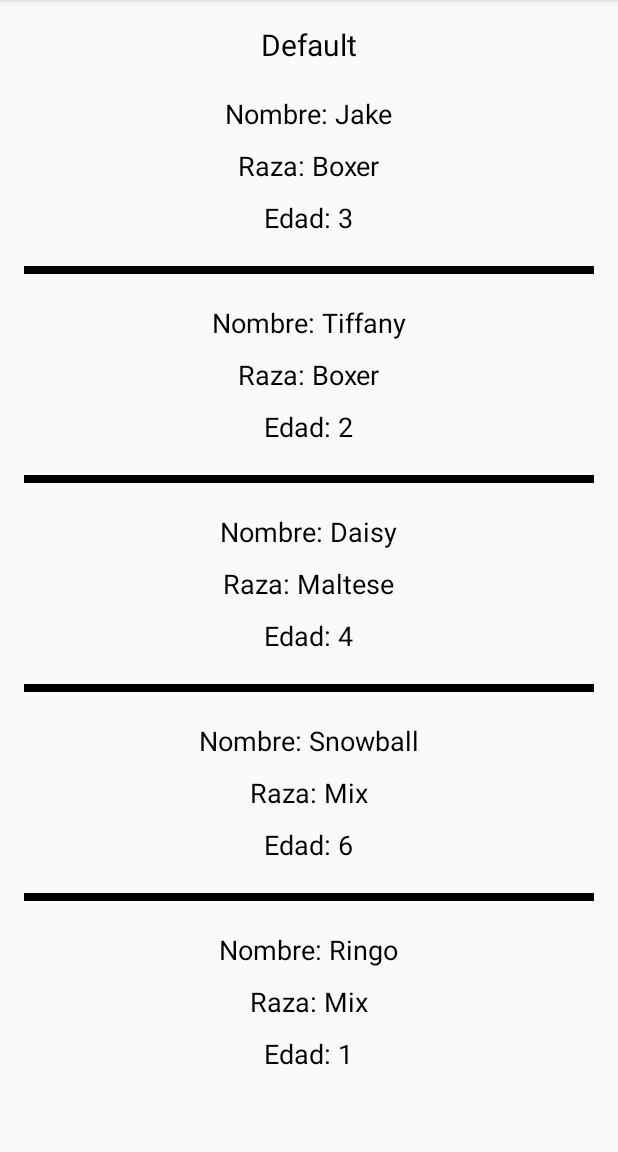
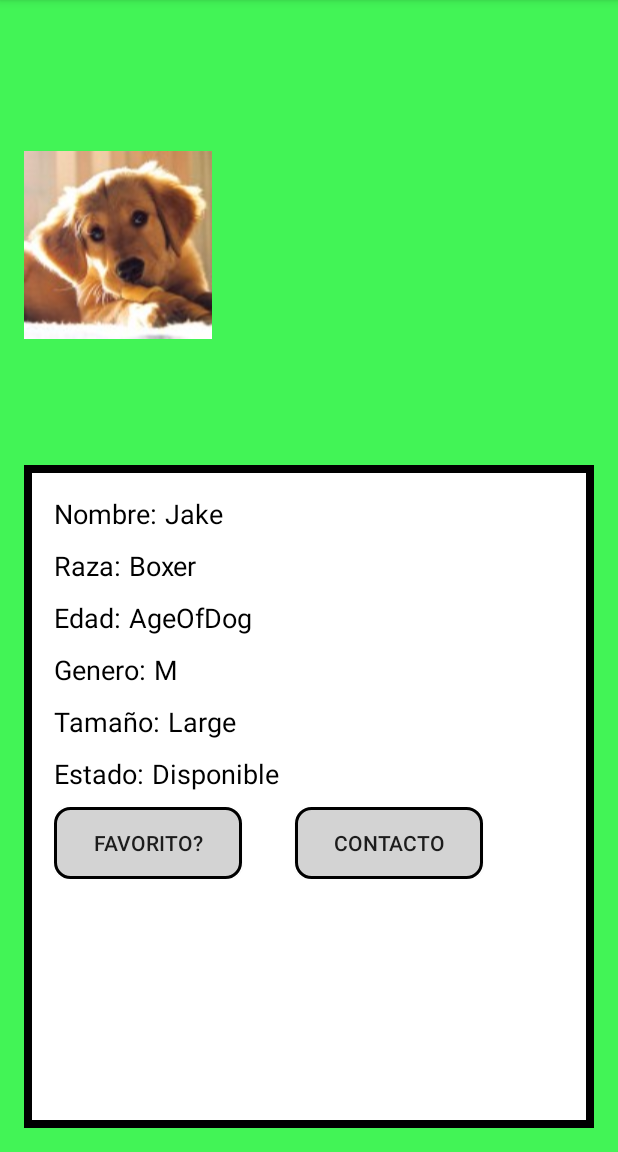
Before and after one commit to isil-pe/AM1-20162-Proyecto-AdopcionDePerros-, an Android app: the ListaPerroActivity screen opened directly, with no data from a screen before it, after a tap on an icon or button, on a phone screen of 412 x 824 dp, the part 84-1236 px from its top. Run offline under Robolectric (Android 15) with nearby library versions, the phone set to English and light mode, and no system bars; 1 statement that could not run was skipped.

Commit message:
added listaPerroActivity, Contact Activity and PerroDetalle Activity. Changed entity files to better manage entities

```diff
--- a/AdopcionDePerros/app/src/main/AndroidManifest.xml
+++ b/AdopcionDePerros/app/src/main/AndroidManifest.xml
@@ -20,7 +20,9 @@
         <activity android:name=".LoginActivity" />
         <activity android:name=".RegistrarActivity" />
         <activity android:name=".PrincipalActivity" />
-        <activity android:name=".ListaPerroActivity"></activity>
+        <activity android:name=".ListaPerroActivity" />
+        <activity android:name=".PerroDetalleActivity" />
+        <activity android:name=".ContactActivity"></activity>
     </application>
 
 </manifest>
--- a/AdopcionDePerros/app/src/main/java/com/example/dvasq/adopciondeperros/ListaPerroActivity.java
+++ b/AdopcionDePerros/app/src/main/java/com/example/dvasq/adopciondeperros/ListaPerroActivity.java
@@ -1,5 +1,6 @@
 package com.example.dvasq.adopciondeperros;
 
+import android.content.Intent;
 import android.support.v7.app.AppCompatActivity;
 import android.os.Bundle;
 import android.view.View;
@@ -65,6 +66,11 @@ public class ListaPerroActivity extends AppCompatActivity {
     }
 
     private void gotoPerroDetail(PerroEntity perroEntity){
+        Bundle bundle = new Bundle();
+        bundle.putSerializable("Perro",perroEntity);
 
+        Intent intent = new Intent(this,PerroDetalleActivity.class);
+        intent.putExtras(bundle);
+        startActivity(intent);
     }
 }
--- /dev/null
+++ b/AdopcionDePerros/app/src/main/java/com/example/dvasq/adopciondeperros/PerroDetalleActivity.java
@@ -0,0 +1,86 @@
+package com.example.dvasq.adopciondeperros;
+
+import android.content.Intent;
+import android.support.v7.app.AppCompatActivity;
+import android.os.Bundle;
+import android.view.View;
+import android.widget.Button;
+import android.widget.TextView;
+
+import com.example.dvasq.adopciondeperros.model.PerroEntity;
+import com.example.dvasq.adopciondeperros.model.UsuarioEntity;
+
+public class PerroDetalleActivity extends AppCompatActivity {
+    Button btnFav, btnContact;
+    TextView tviDeNom, tviDeEdad, tviDeRaza, tviDeEstado,tviDeTama, tviDeGenero;
+
+    PerroEntity perroEntity;
+    UsuarioEntity usuarioEntity;
+    PerroApplication perroApplication;
+
+    @Override
+    protected void onCreate(Bundle savedInstanceState) {
+        super.onCreate(savedInstanceState);
+        setContentView(R.layout.activity_perro_detalle);
+
+        extras();
+        app();
+    }
+
+    private void app(){
+        ui();
+
+        if(perroEntity!=null){
+            tviDeNom.setText(perroEntity.getName());
+            tviDeEdad.setText(perroEntity.getAge());
+            tviDeRaza.setText(perroEntity.getRace());
+            tviDeEstado.setText(perroEntity.getEstado());
+            tviDeTama.setText(perroEntity.getSize());
+            tviDeGenero.setText(perroEntity.getGender());
+        }
+        perroApplication=(PerroApplication)getApplication();
+
+        btnFav.setOnClickListener(new View.OnClickListener() {
+            @Override
+            public void onClick(View v) {
+                //implementar funcionamiento de favoritos
+            }
+        });
+
+        btnContact.setOnClickListener(new View.OnClickListener() {
+            @Override
+            public void onClick(View v) {
+                usuarioEntity = perroApplication.findUserbyId(perroEntity.getIdUsuario());
+                gotoContact(usuarioEntity);
+            }
+        });
+    }
+
+    private void ui(){
+        tviDeNom = (TextView)findViewById(R.id.tviDetalleNombre);
+        tviDeEdad = (TextView)findViewById(R.id.tviDetalleEdad);
+        tviDeRaza = (TextView)findViewById(R.id.tviDetalleRace);
+        tviDeEstado = (TextView)findViewById(R.id.tviDetalleEstado);
+        tviDeTama = (TextView)findViewById(R.id.tviDetalleTama);
+        tviDeGenero = (TextView)findViewById(R.id.tviDetalleGenero);
+
+        btnFav = (Button)findViewById(R.id.btnFav);
+        btnContact = (Button)findViewById(R.id.btnContact);
+    }
+
+    private void extras(){
+        Bundle bundle = getIntent().getExtras();
+        if(bundle!=null) {
+            perroEntity = (PerroEntity) bundle.getSerializable("Perro");
+        }
+    }
+
+    private void gotoContact(UsuarioEntity usuarioEntity){
+        Bundle bundle = new Bundle();
+        bundle.putSerializable("User", usuarioEntity);
+
+        Intent intent = new Intent(this, ContactActivity.class);
+        intent.putExtras(bundle);
+        startActivity(intent);
+    }
+}
--- /dev/null
+++ b/AdopcionDePerros/app/src/main/res/layout/activity_perro_detalle.xml
@@ -0,0 +1,172 @@
+<?xml version="1.0" encoding="utf-8"?>
+<LinearLayout xmlns:android="http://schemas.android.com/apk/res/android"
+    xmlns:tools="http://schemas.android.com/tools"
+    android:layout_width="match_parent"
+    android:layout_height="match_parent"
+    android:orientation="vertical"
+    android:padding="16dp"
+    tools:context="com.example.dvasq.adopciondeperros.PerroDetalleActivity"
+    android:background="@color/grassgreen">
+
+    <ImageView
+        android:layout_width="wrap_content"
+        android:layout_height="0dp"
+        android:layout_weight=".4"
+        android:src="@drawable/pup1"
+        android:id="@+id/iviDePerro"/>
+
+    <LinearLayout
+        android:layout_width="match_parent"
+        android:layout_height="0dp"
+        android:layout_weight=".6"
+        android:orientation="vertical"
+        android:background="@drawable/white_border_rec"
+        android:padding="20dp">
+
+        <LinearLayout
+            android:layout_width="match_parent"
+            android:layout_height="wrap_content"
+            android:orientation="horizontal">
+            <TextView
+                android:layout_width="wrap_content"
+                android:layout_height="wrap_content"
+                android:text="@string/nombre"
+                android:textSize="18sp"
+                android:textColor="@color/black"/>
+            <TextView
+                android:layout_width="wrap_content"
+                android:layout_height="wrap_content"
+                android:layout_marginLeft="5dp"
+                android:text="@string/nameofdog"
+                android:textSize="18sp"
+                android:textColor="@color/black"
+                android:id="@+id/tviDetalleNombre"/>
+        </LinearLayout>
+
+        <LinearLayout
+            android:layout_width="match_parent"
+            android:layout_height="wrap_content"
+            android:orientation="horizontal"
+            android:layout_marginTop="10dp">
+            <TextView
+                android:layout_width="wrap_content"
+                android:layout_height="wrap_content"
+                android:text="@string/race"
+                android:textSize="18sp"
+                android:textColor="@color/black"/>
+            <TextView
+                android:layout_width="wrap_content"
+                android:layout_height="wrap_content"
+                android:layout_marginLeft="5dp"
+                android:text="@string/raceofdog"
+                android:textSize="18sp"
+                android:textColor="@color/black"
+                android:id="@+id/tviDetalleRace"/>
+        </LinearLayout>
+
+        <LinearLayout
+            android:layout_width="match_parent"
+            android:layout_height="wrap_content"
+            android:orientation="horizontal"
+            android:layout_marginTop="10dp">
+            <TextView
+                android:layout_width="wrap_content"
+                android:layout_height="wrap_content"
+                android:text="@string/age"
+                android:textSize="18sp"
+                android:textColor="@color/black"/>
+            <TextView
+                android:layout_width="wrap_content"
+                android:layout_height="wrap_content"
+                android:layout_marginLeft="5dp"
+                android:text="@string/ageofdog"
+                android:textSize="18sp"
+                android:textColor="@color/black"
+                android:id="@+id/tviDetalleEdad"/>
+        </LinearLayout>
+
+        <LinearLayout
+            android:layout_width="match_parent"
+            android:layout_height="wrap_content"
+            android:orientation="horizontal"
+            android:layout_marginTop="10dp">
+            <TextView
+                android:layout_width="wrap_content"
+                android:layout_height="wrap_content"
+                android:text="@string/gender"
+                android:textSize="18sp"
+                android:textColor="@color/black"/>
+            <TextView
+                android:layout_width="wrap_content"
+                android:layout_height="wrap_content"
+                android:layout_marginLeft="5dp"
+                android:text="@string/genderOfDog"
+                android:textSize="18sp"
+                android:textColor="@color/black"
+                android:id="@+id/tviDetalleGenero"/>
+        </LinearLayout>
+
+        <LinearLayout
+            android:layout_width="match_parent"
+            android:layout_height="wrap_content"
+            android:orientation="horizontal"
+            android:layout_marginTop="10dp">
+            <TextView
+                android:layout_width="wrap_content"
+                android:layout_height="wrap_content"
+                android:text="@string/size"
+                android:textSize="18sp"
+                android:textColor="@color/black"/>
+            <TextView
+                android:layout_width="wrap_content"
+                android:layout_height="wrap_content"
+                android:layout_marginLeft="5dp"
+                android:text="@string/sizeOfDog"
+                android:textSize="18sp"
+                android:textColor="@color/black"
+                android:id="@+id/tviDetalleTama"/>
+        </LinearLayout>
+
+        <LinearLayout
+            android:layout_width="match_parent"
+            android:layout_height="wrap_content"
+            android:orientation="horizontal"
+            android:layout_marginTop="10dp">
+            <TextView
+                android:layout_width="wrap_content"
+                android:layout_height="wrap_content"
+                android:text="@string/state"
+                android:textSize="18sp"
+                android:textColor="@color/black"/>
+            <TextView
+                android:layout_width="wrap_content"
+                android:layout_height="wrap_content"
+                android:layout_marginLeft="5dp"
+                android:text="@string/stateOfDog"
+                android:textSize="18sp"
+                android:textColor="@color/black"
+                android:id="@+id/tviDetalleEstado"/>
+        </LinearLayout>
+
+        <LinearLayout
+            android:layout_width="match_parent"
+            android:layout_height="wrap_content"
+            android:orientation="horizontal"
+            android:layout_marginTop="10dp">
+            <Button
+                android:layout_width="125dp"
+                android:layout_height="wrap_content"
+                android:text="@string/favortie"
+                android:background="@drawable/button_shape"
+                android:id="@+id/btnFav"/>
+
+            <Button
+                android:layout_width="125dp"
+                android:layout_height="wrap_content"
+                android:text="@string/contact"
+                android:background="@drawable/button_shape"
+                android:layout_marginLeft="35dp"
+                android:id="@+id/btnContact"/>
+        </LinearLayout>
+    </LinearLayout>
+</LinearLayout>
--- a/AdopcionDePerros/app/src/main/res/layout/row_pet.xml
+++ b/AdopcionDePerros/app/src/main/res/layout/row_pet.xml
@@ -3,9 +3,11 @@
     android:orientation="horizontal" android:layout_width="match_parent"
     android:layout_height="match_parent">
 
-    <!--<ImageView
+    <ImageView
         android:layout_width="125dp"
-        android:layout_height="125dp" /> -->
+        android:layout_height="125dp"
+        android:src="@drawable/pup1"
+        android:id="@+id/iviPerro"/>
     <LinearLayout
         android:layout_width="match_parent"
         android:layout_height="wrap_content"
--- a/AdopcionDePerros/app/src/main/res/values/strings.xml
+++ b/AdopcionDePerros/app/src/main/res/values/strings.xml
@@ -2,15 +2,17 @@
     <string name="app_name">AdopcionDePerros</string>
     <string name="Bien">Bienvenidos</string>
     <string name="registrar">Registrar</string>
-    <string name="nombre">Nombre</string>
+    <string name="nombre">Nombre:</string>
     <string name="apellidos">Apellidos</string>
-    <string name="tele">Telefono</string>
-    <string name="email">Email</string>
+    <string name="tele">Telefono:</string>
+    <string name="email">Email:</string>
     <string name="pass">Contraseña</string>
     <string name="confirm">Confirmar Contraseña</string>
     <string name="guardar">Guardar</string>
     <string name="lista">Lista de Perros</string>
     <string name="fav">Favoritos</string>
+    <string name="favortie">Favorito?</string>
+    <string name="contact">Contacto</string>
     <string name="poner">Poner en adopcion</string>
     <string name="salir">Salir</string>
     <string name="nameofdog">NameOfDog</string>
@@ -18,4 +20,12 @@
     <string name="ageofdog">AgeOfDog</string>
     <string name="user">Username</string>
     <string name="def">Default</string>
+    <string name="race">Raza:</string>
+    <string name="age">Edad:</string>
+    <string name="gender">Genero:</string>
+    <string name="size">Tamaño:</string>
+    <string name="state">Estado:</string>
+    <string name="stateOfDog">Estado de perro</string>
+    <string name="sizeOfDog">Size of Dog</string>
+    <string name="genderOfDog">Dog's gender</string>
 </resources>
```
Also changed, not shown: AdopcionDePerros/app/src/main/java/com/example/dvasq/adopciondeperros/ContactActivity.java (added, +46 -0 lines), AdopcionDePerros/app/src/main/java/com/example/dvasq/adopciondeperros/PerroApplication.java (+40 -5 lines), AdopcionDePerros/app/src/main/java/com/example/dvasq/adopciondeperros/model/PerroEntity.java (+34 -7 lines), AdopcionDePerros/app/src/main/java/com/example/dvasq/adopciondeperros/model/UsuarioEntity.java (+61 -1 lines), AdopcionDePerros/app/src/main/res/layout/activity_contact.xml (added, +80 -0 lines), AdopcionDePerros/app/src/main/res/drawable/pup1.jpg (added), AdopcionDePerros/gradle/wrapper/gradle-wrapper.properties.
